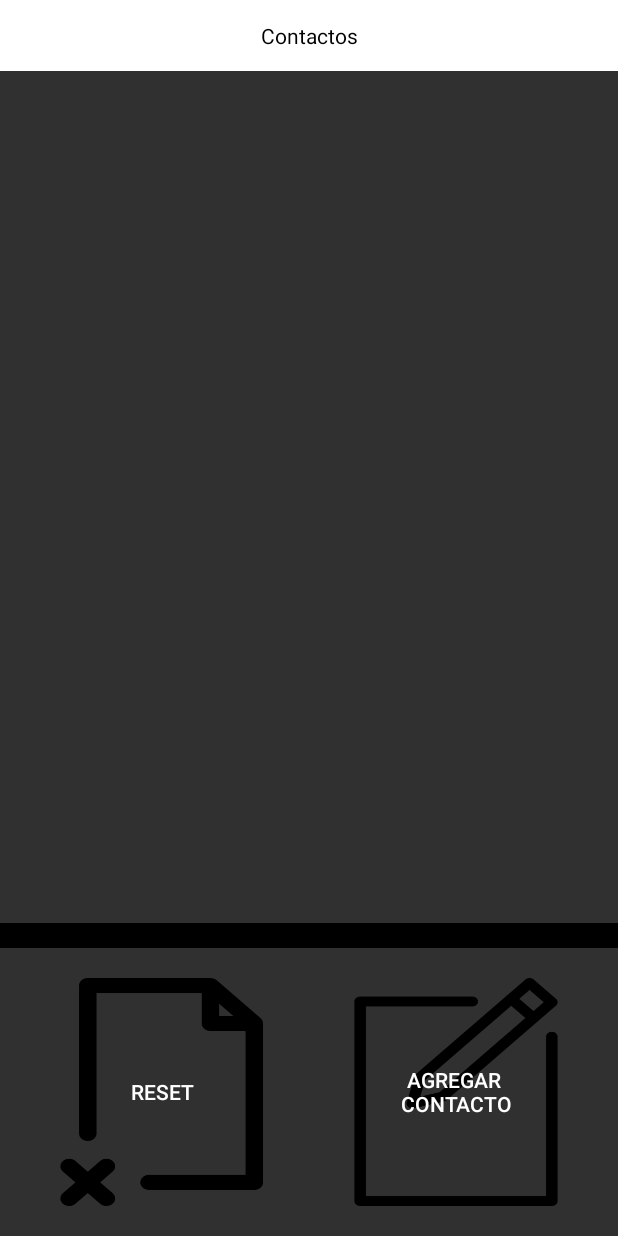
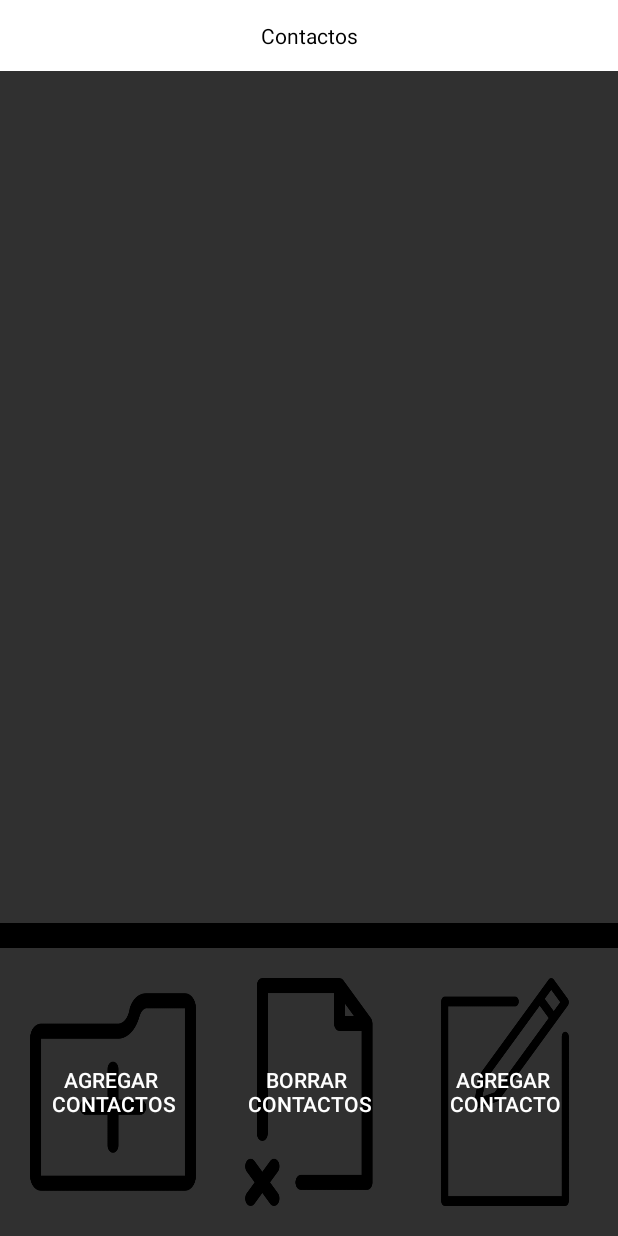
Before and after one commit to MACGalaviz/contactos-android, an Android app: the screen it shows after launch (MainActivity), on a phone screen of 412 x 824 dp. Run offline under Robolectric (Android 15) with nearby library versions, the phone set to English and light mode, and no system bars.

Commit message:
Se agregó un botón para agregar contactos por defecto y se le agregó confirmación al que borraba todos los contactos

```diff
--- a/app/src/main/res/layout/activity_main.xml
+++ b/app/src/main/res/layout/activity_main.xml
@@ -60,10 +60,18 @@
         >
         <Button
             android:layout_margin="10dp"
+            android:id="@+id/btnAgregarContactos"
+            android:layout_width="match_parent"
+            android:layout_height="match_parent"
+            android:text="Agregar \nContactos"
+            android:layout_weight="1"
+            android:background="@drawable/plusplus"/>
+        <Button
+            android:layout_margin="10dp"
             android:layout_width="match_parent"
             android:layout_height="match_parent"
             android:id="@+id/btnReset"
-            android:text="Reset"
+            android:text="Borrar \nContactos"
             android:layout_weight="1"
             android:background="@drawable/file"/>
         <Button
```
Also changed, not shown: app/src/main/java/com/example/contactos/MainActivity.java (+49 -5 lines), app/src/main/res/drawable/plusplus.png (added).
